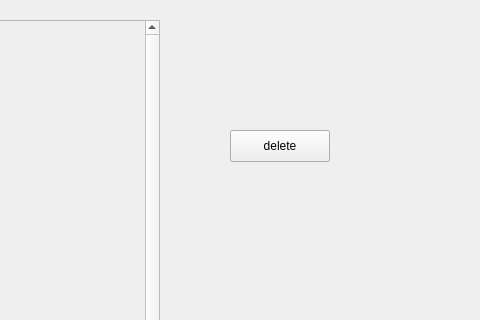
First picture: the form in client/decan-pyqt/views/resources/ui_files/main_view.ui, repository sebastiannoenning/decan, before the edit; both pictures show x 320 to 800 and y 0 to 320 of the 800 by 480 pixel window.
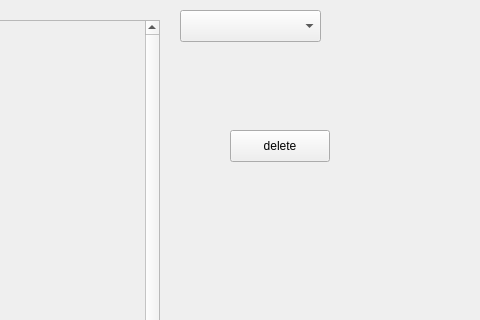
Second picture: the form after the edit. The open tabs and pages were chosen to show the change. Custom widgets are drawn as their Qt base class.

```diff
--- a/client/decan-pyqt/views/resources/ui_files/main_view.ui
+++ b/client/decan-pyqt/views/resources/ui_files/main_view.ui
@@ -449,6 +449,16 @@
         <string>delete</string>
        </property>
       </widget>
+      <widget class="QComboBox" name="userSelect">
+       <property name="geometry">
+        <rect>
+         <x>370</x>
+         <y>0</y>
+         <width>141</width>
+         <height>32</height>
+        </rect>
+       </property>
+      </widget>
      </widget>
      <widget class="QWidget" name="page_addevent">
       <widget class="QScrollArea" name="eventform">
```
